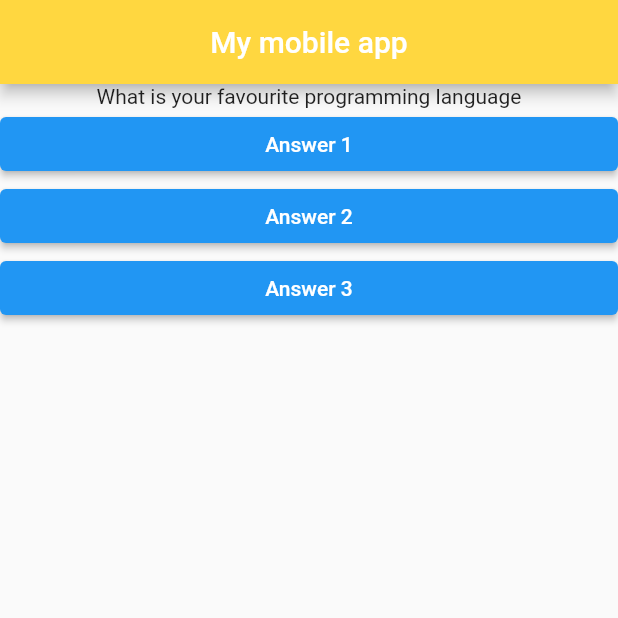
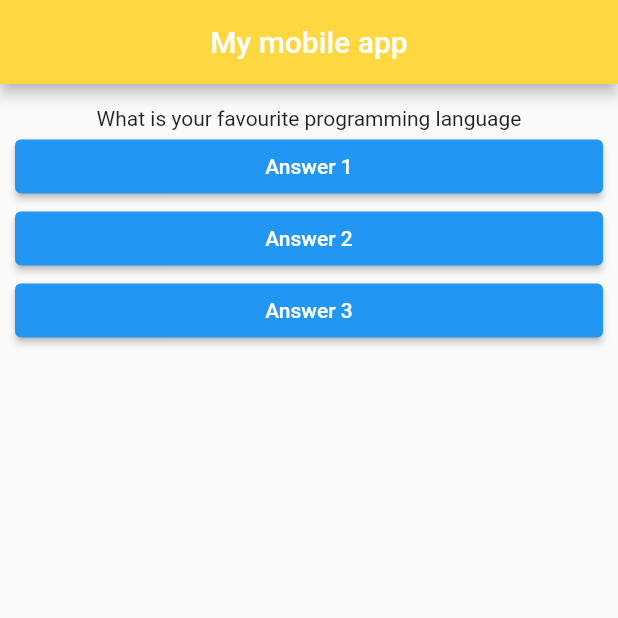
Before and after one commit to codewithmike01/hello_world-_dart, a Flutter app: the screen it shows after launch, on a phone screen of 412 x 824 dp, the top half of it. Run offline on Flutter 3.47's test engine with Material 2 defaults, Android fonts, the phone set to English and light mode, and no system bars.

Commit message:
style: Add padding vertical and horizontal

```diff
--- a/lib/main.dart
+++ b/lib/main.dart
@@ -39,7 +39,9 @@ class _MyAppState extends State<MyApp> {
         backgroundColor: Colors.amberAccent,
         title: const Text('My mobile app'),
       ),
-      body: Column(
+      body: Padding(
+        padding: const EdgeInsets.symmetric(vertical: 15.0, horizontal: 10.0),
+        child: Column(
           crossAxisAlignment: CrossAxisAlignment.stretch,
           children: [
             Question(
@@ -53,6 +55,7 @@ class _MyAppState extends State<MyApp> {
                 onPressed: _answerQustion, child: const Text('Answer 3'))
           ],
         ),
+      ),
     ));
   }
 }
--- a/lib/question.dart
+++ b/lib/question.dart
@@ -1,10 +1,9 @@
-// ignore_for_file: must_be_immutable
 import 'package:flutter/material.dart';
 
 class Question extends StatelessWidget {
-  String questionText;
+  final String questionText;
 
-  Question(this.questionText, {super.key});
+  const Question(this.questionText, {super.key});
 
   @override
   Widget build(BuildContext context) {
```
Lines whose indentation alone changed are shown as unchanged.
